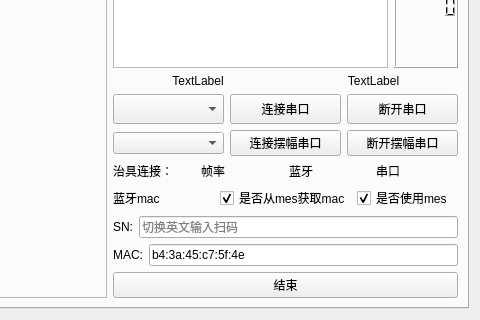
Before: the Qt Designer form work_station/pressure/pressuresensorform.ui in yuhuang163/test, drawn with Qt 5; both pictures show x 260 to 740 and y 304 to 624 of the 740 by 624 pixel window.
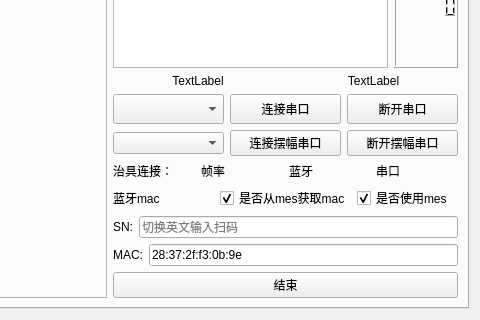
After: the same form once the commit is applied.

```diff
--- a/work_station/pressure/pressuresensorform.ui
+++ b/work_station/pressure/pressuresensorform.ui
@@ -476,7 +476,7 @@
                   </size>
                  </property>
                  <property name="text">
-                  <string>b4:3a:45:c7:5f:4e</string>
+                  <string>28:37:2f:f3:0b:9e</string>
                  </property>
                  <property name="placeholderText">
                   <string>切换英文输入扫码</string>
```
